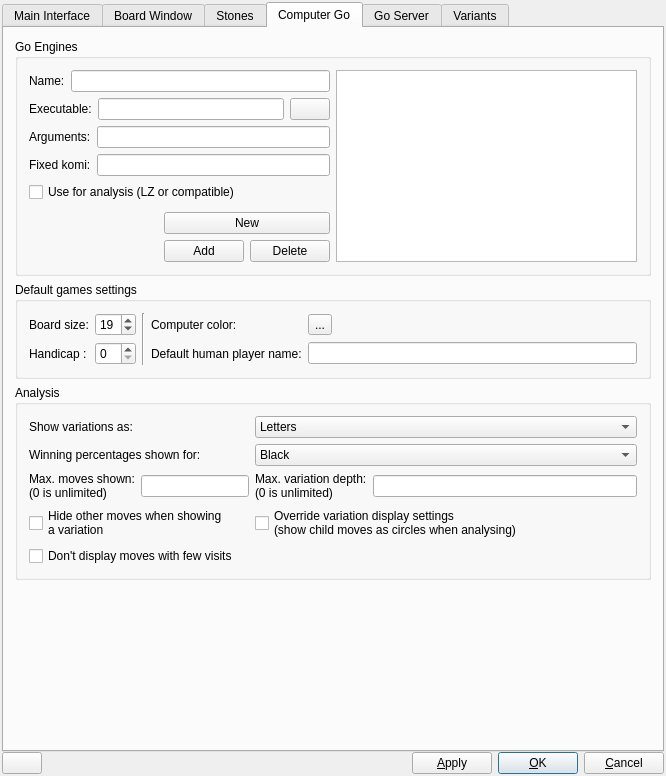
First picture: the form in src/preferences_gui.ui, repository bernds/q5Go, before the edit.
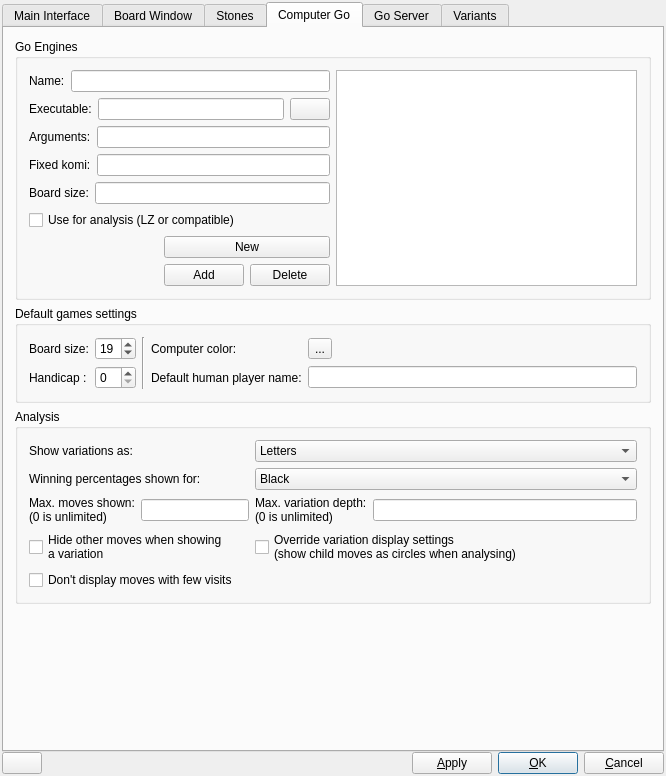
Second picture: the form after the edit. Icons and pictures are not drawn. Custom widgets are drawn as their Qt base class.

Commit message: Require analysis engines to be configured with a board size

```diff
--- a/src/preferences_gui.ui
+++ b/src/preferences_gui.ui
@@ -2140,14 +2140,7 @@
           <string>Go Engines</string>
          </property>
          <layout class="QGridLayout" name="gridLayout_7">
-          <item row="4" column="0">
-           <widget class="QCheckBox" name="engineAnalysis">
-            <property name="text">
-             <string>Use for analysis (LZ or compatible)</string>
-            </property>
-           </widget>
-          </item>
-          <item row="6" column="0">
+          <item row="7" column="0">
            <widget class="QWidget" name="widget_6" native="true">
             <layout class="QGridLayout" name="gridLayout_6">
              <property name="leftMargin">
@@ -2274,33 +2267,18 @@
             </layout>
            </widget>
           </item>
-          <item row="0" column="1" rowspan="7">
-           <widget class="QListWidget" name="ListView_engines">
-            <property name="sizePolicy">
-             <sizepolicy hsizetype="Expanding" vsizetype="MinimumExpanding">
-              <horstretch>0</horstretch>
-              <verstretch>0</verstretch>
-             </sizepolicy>
+          <item row="6" column="0">
+           <spacer name="verticalSpacer_14">
+            <property name="orientation">
+             <enum>Qt::Vertical</enum>
             </property>
-           </widget>
-          </item>
-          <item row="2" column="0">
-           <layout class="QHBoxLayout" name="horizontalLayout_10">
-            <item>
-             <widget class="QLabel" name="enginelabel_3">
-              <property name="text">
-               <string>Arguments:</string>
-              </property>
-             </widget>
-            </item>
-            <item>
-             <widget class="QLineEdit" name="engineArgs">
-              <property name="toolTip">
-               <string>Any command line arguments that should be passed at startup.</string>
-              </property>
-             </widget>
-            </item>
-           </layout>
+            <property name="sizeHint" stdset="0">
+             <size>
+              <width>20</width>
+              <height>0</height>
+             </size>
+            </property>
+           </spacer>
           </item>
           <item row="1" column="0">
            <layout class="QHBoxLayout" name="horizontalLayout_9">
@@ -2349,18 +2327,22 @@
             </item>
            </layout>
           </item>
+          <item row="0" column="1" rowspan="8">
+           <widget class="QListWidget" name="ListView_engines">
+            <property name="sizePolicy">
+             <sizepolicy hsizetype="Expanding" vsizetype="MinimumExpanding">
+              <horstretch>0</horstretch>
+              <verstretch>0</verstretch>
+             </sizepolicy>
+            </property>
+           </widget>
+          </item>
           <item row="5" column="0">
-           <spacer name="verticalSpacer_14">
-            <property name="orientation">
-             <enum>Qt::Vertical</enum>
+           <widget class="QCheckBox" name="engineAnalysis">
+            <property name="text">
+             <string>Use for analysis (LZ or compatible)</string>
             </property>
-            <property name="sizeHint" stdset="0">
-             <size>
-              <width>20</width>
-              <height>0</height>
-             </size>
-            </property>
-           </spacer>
+           </widget>
           </item>
           <item row="3" column="0">
            <layout class="QHBoxLayout" name="horizontalLayout_7">
@@ -2376,6 +2358,44 @@
             </item>
            </layout>
           </item>
+          <item row="2" column="0">
+           <layout class="QHBoxLayout" name="horizontalLayout_10">
+            <item>
+             <widget class="QLabel" name="enginelabel_3">
+              <property name="text">
+               <string>Arguments:</string>
+              </property>
+              <property name="buddy">
+               <cstring>engineArgs</cstring>
+              </property>
+             </widget>
+            </item>
+            <item>
+             <widget class="QLineEdit" name="engineArgs">
+              <property name="toolTip">
+               <string>Any command line arguments that should be passed at startup.</string>
+              </property>
+             </widget>
+            </item>
+           </layout>
+          </item>
+          <item row="4" column="0">
+           <layout class="QHBoxLayout" name="horizontalLayout_17">
+            <item>
+             <widget class="QLabel" name="enginelabel_5">
+              <property name="text">
+               <string>Board size:</string>
+              </property>
+              <property name="buddy">
+               <cstring>engineSize</cstring>
+              </property>
+             </widget>
+            </item>
+            <item>
+             <widget class="QLineEdit" name="engineSize"/>
+            </item>
+           </layout>
+          </item>
          </layout>
         </widget>
        </item>
```
Left out of the diff: 39 changed lines with no effect on the pictures. The commit also changes 3 other files.
